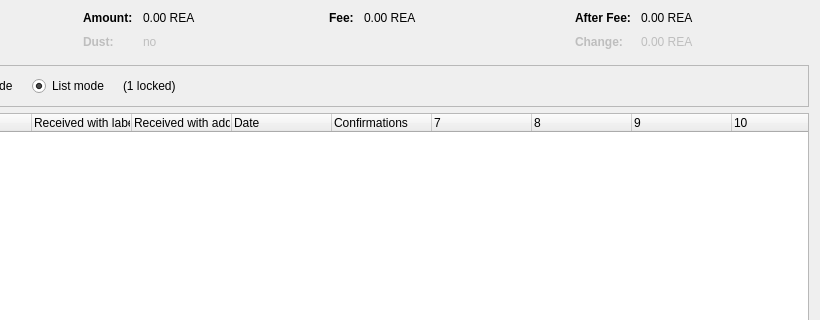
Qt form src/qt/forms/coincontroldialog.ui (ReacoinOfficial/reacoin) before a commit; both pictures show x 180 to 1000 and y 0 to 320 of the 1000 by 500 pixel window.
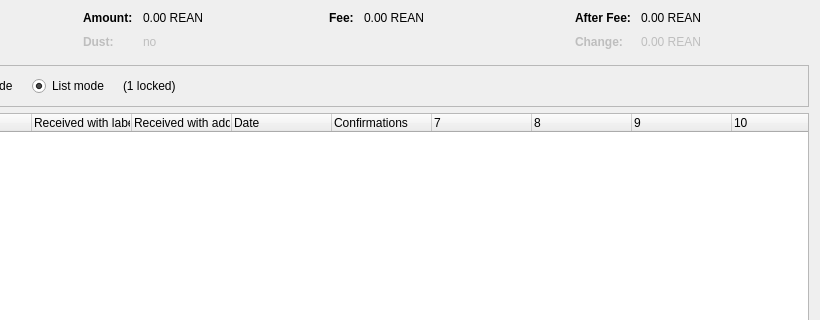
The same form after that commit. Custom widgets are drawn as their Qt base class.

Commit message: ticker's switch from REA to REAN

```diff
--- a/src/qt/forms/coincontroldialog.ui
+++ b/src/qt/forms/coincontroldialog.ui
@@ -132,7 +132,7 @@
           <enum>Qt::ActionsContextMenu</enum>
          </property>
          <property name="text">
-          <string notr="true">0.00 REA</string>
+          <string notr="true">0.00 REAN</string>
          </property>
          <property name="textInteractionFlags">
           <set>Qt::LinksAccessibleByMouse|Qt::TextSelectableByKeyboard|Qt::TextSelectableByMouse</set>
@@ -212,7 +212,7 @@
           <enum>Qt::ActionsContextMenu</enum>
          </property>
          <property name="text">
-          <string notr="true">0.00 REA</string>
+          <string notr="true">0.00 REAN</string>
          </property>
          <property name="textInteractionFlags">
           <set>Qt::LinksAccessibleByMouse|Qt::TextSelectableByKeyboard|Qt::TextSelectableByMouse</set>
@@ -257,7 +257,7 @@
           <enum>Qt::ActionsContextMenu</enum>
          </property>
          <property name="text">
-          <string notr="true">0.00 REA</string>
+          <string notr="true">0.00 REAN</string>
          </property>
          <property name="textInteractionFlags">
           <set>Qt::LinksAccessibleByMouse|Qt::TextSelectableByKeyboard|Qt::TextSelectableByMouse</set>
@@ -292,7 +292,7 @@
           <enum>Qt::ActionsContextMenu</enum>
          </property>
          <property name="text">
-          <string notr="true">0.00 REA</string>
+          <string notr="true">0.00 REAN</string>
          </property>
          <property name="textInteractionFlags">
           <set>Qt::LinksAccessibleByMouse|Qt::TextSelectableByKeyboard|Qt::TextSelectableByMouse</set>
```
The commit also changes 11 other files.
